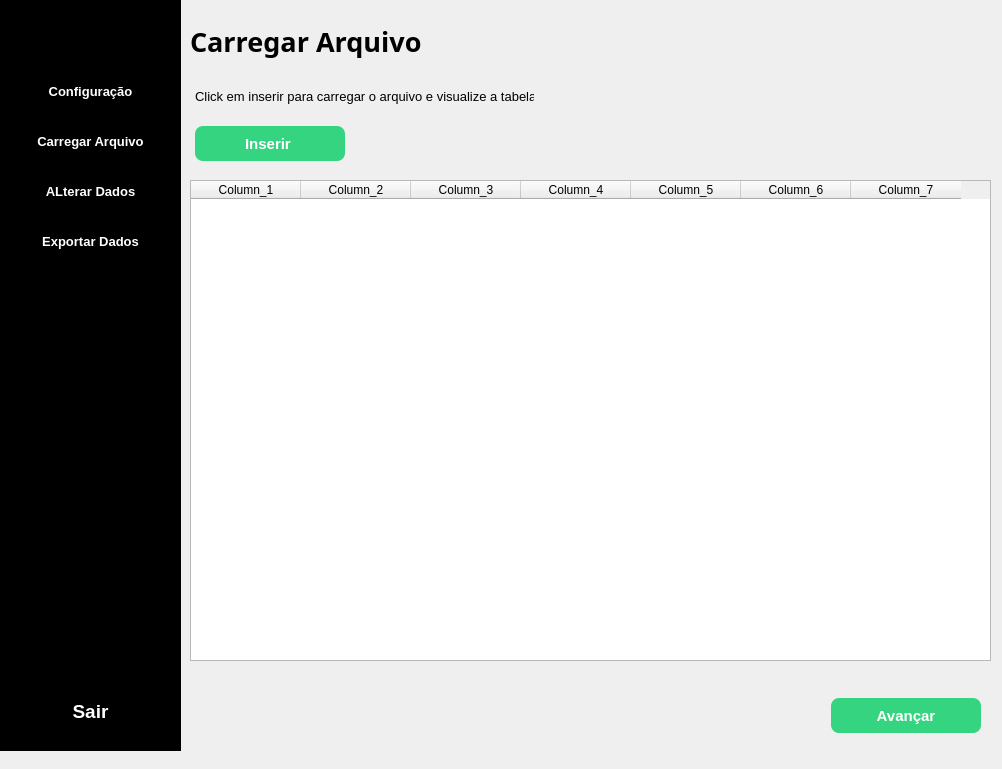
Above: ui_index_md.ui from WallissonBrito/integracao-contabil before the change. Below: the same form after it.
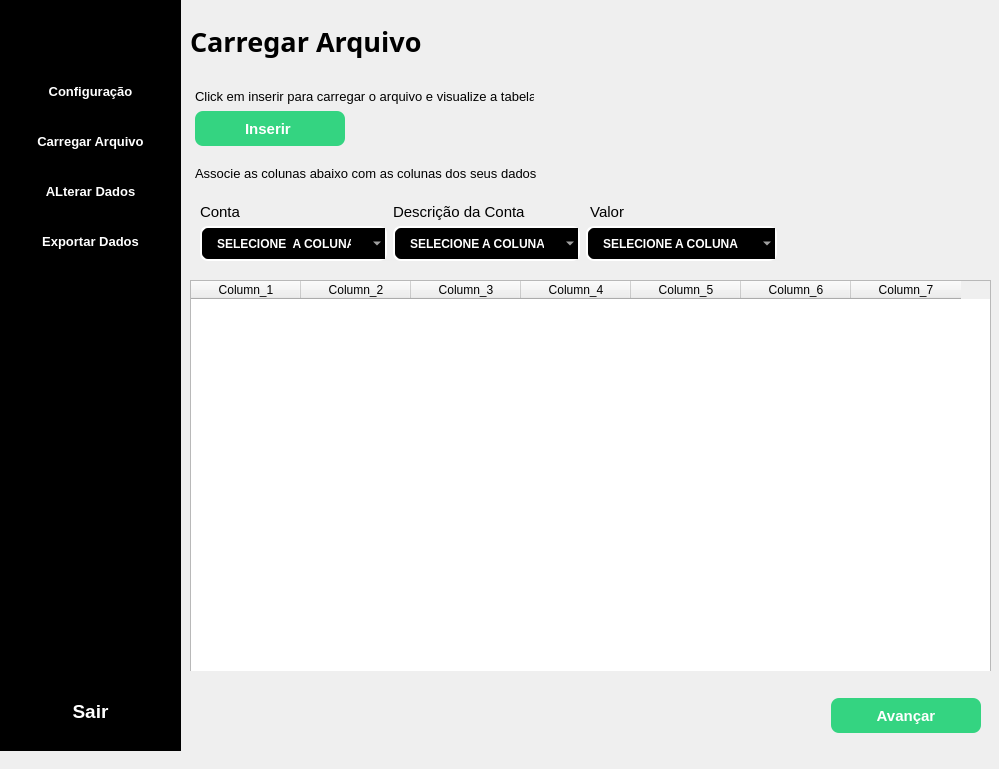
That is the form after the change. The open tabs and pages were chosen to show the change. Icons and pictures are not drawn.

```diff
--- a/ui_index_md.ui
+++ b/ui_index_md.ui
@@ -6,7 +6,7 @@
    <rect>
     <x>0</x>
     <y>0</y>
-    <width>1002</width>
+    <width>999</width>
     <height>769</height>
    </rect>
   </property>
@@ -1461,9 +1461,9 @@
        <property name="geometry">
         <rect>
          <x>0</x>
-         <y>170</y>
+         <y>270</y>
          <width>801</width>
-         <height>481</height>
+         <height>391</height>
         </rect>
        </property>
        <property name="styleSheet">
@@ -1475,7 +1475,7 @@
           <x>0</x>
           <y>0</y>
           <width>801</width>
-          <height>481</height>
+          <height>431</height>
          </rect>
         </property>
         <attribute name="horizontalHeaderMinimumSectionSize">
@@ -1527,24 +1527,281 @@
          <x>0</x>
          <y>70</y>
          <width>801</width>
-         <height>91</height>
+         <height>221</height>
         </rect>
        </property>
        <property name="styleSheet">
         <string notr="true"/>
        </property>
+       <widget class="QWidget" name="layoutWidget_8">
+        <property name="geometry">
+         <rect>
+          <x>0</x>
+          <y>80</y>
+          <width>801</width>
+          <height>111</height>
+         </rect>
+        </property>
+        <layout class="QVBoxLayout" name="verticalLayout_4">
+         <property name="leftMargin">
+          <number>5</number>
+         </property>
+         <item>
+          <widget class="QLabel" name="label_3">
+           <property name="font">
+            <font>
+             <pointsize>10</pointsize>
+            </font>
+           </property>
+           <property name="text">
+            <string>Associe as colunas abaixo com as colunas dos seus dados</string>
+           </property>
+          </widget>
+         </item>
+         <item>
+          <layout class="QHBoxLayout" name="horizontalLayout_7">
+           <property name="spacing">
+            <number>6</number>
+           </property>
+           <property name="leftMargin">
+            <number>5</number>
+           </property>
+           <property name="topMargin">
+            <number>10</number>
+           </property>
+           <property name="rightMargin">
+            <number>0</number>
+           </property>
+           <property name="bottomMargin">
+            <number>10</number>
+           </property>
+           <item>
+            <layout class="QVBoxLayout" name="verticalLayout_8">
+             <item>
+              <widget class="QLabel" name="label_select_account_2">
+               <property name="minimumSize">
+                <size>
+                 <width>187</width>
+                 <height>17</height>
+                </size>
+               </property>
+               <property name="maximumSize">
+                <size>
+                 <width>187</width>
+                 <height>17</height>
+                </size>
+               </property>
+               <property name="font">
+                <font>
+                 <family>Arial</family>
+                 <pointsize>11</pointsize>
+                </font>
+               </property>
+               <property name="styleSheet">
+                <string notr="true">color: rgb(0, 0, 0);</string>
+               </property>
+               <property name="text">
+                <string>Conta</string>
+               </property>
+              </widget>
+             </item>
+             <item>
+              <widget class="QComboBox" name="comboBox_select_account_2">
+               <property name="minimumSize">
+                <size>
+                 <width>187</width>
+                 <height>35</height>
+                </size>
+               </property>
+               <property name="maximumSize">
+                <size>
+                 <width>187</width>
+                 <height>35</height>
+                </size>
+               </property>
+               <property name="styleSheet">
+                <string notr="true">QComboBox{
+	border:2px solid white;
+	border-radius: 8px;
+	padding:1px 18px 1px 3px;
+	background-color:black;
+	color:white;
+	height: 35px;
+	padding-left: 15px;
+	font-weight:bold;
+	selection-background-color:#2980B9;
+}</string>
+               </property>
+               <item>
+                <property name="text">
+                 <string>SELECIONE  A COLUNA</string>
+                </property>
+               </item>
+              </widget>
+             </item>
+            </layout>
+           </item>
+           <item>
+            <layout class="QVBoxLayout" name="verticalLayout_11">
+             <item>
+              <widget class="QLabel" name="label_select_desc_account_2">
+               <property name="minimumSize">
+                <size>
+                 <width>0</width>
+                 <height>17</height>
+                </size>
+               </property>
+               <property name="maximumSize">
+                <size>
+                 <width>16777215</width>
+                 <height>17</height>
+                </size>
+               </property>
+               <property name="font">
+                <font>
+                 <family>Arial</family>
+                 <pointsize>11</pointsize>
+                </font>
+               </property>
+               <property name="styleSheet">
+                <string notr="true">color: rgb(0, 0, 0);</string>
+               </property>
+               <property name="text">
+                <string>Descrição da Conta</string>
+               </property>
+              </widget>
+             </item>
+             <item>
+              <widget class="QComboBox" name="comboBox_select_desc_account_2">
+               <property name="minimumSize">
+                <size>
+                 <width>187</width>
+                 <height>35</height>
+                </size>
+               </property>
+               <property name="maximumSize">
+                <size>
+                 <width>187</width>
+                 <height>35</height>
+                </size>
+               </property>
+               <property name="styleSheet">
+                <string notr="true">QComboBox{
+	border:2px solid white;
+	border-radius: 8px;
+	padding:1px 18px 1px 3px;
+	background-color:black;
+	color:white;
+	height: 35px;
+	padding-left: 15px;
+	font-weight:bold;
+	selection-background-color:#2980B9;
+}</string>
+               </property>
+               <item>
+                <property name="text">
+                 <string>SELECIONE A COLUNA</string>
+                </property>
+               </item>
+              </widget>
+             </item>
+            </layout>
+           </item>
+           <item>
+            <layout class="QVBoxLayout" name="verticalLayout_9">
+             <item>
+              <widget class="QLabel" name="label_select_value_2">
+               <property name="minimumSize">
+                <size>
+                 <width>0</width>
+                 <height>17</height>
+                </size>
+               </property>
+               <property name="maximumSize">
+                <size>
+                 <width>16777215</width>
+                 <height>17</height>
+                </size>
+               </property>
+               <property name="font">
+                <font>
+                 <family>Arial</family>
+                 <pointsize>11</pointsize>
+                </font>
+               </property>
+               <property name="styleSheet">
+                <string notr="true">color: rgb(0, 0, 0);</string>
+               </property>
+               <property name="text">
+                <string> Valor</string>
+               </property>
+              </widget>
+             </item>
+             <item>
+              <widget class="QComboBox" name="comboBox_select_value_2">
+               <property name="minimumSize">
+                <size>
+                 <width>0</width>
+                 <height>35</height>
+                </size>
+               </property>
+               <property name="maximumSize">
+                <size>
+                 <width>16777215</width>
+                 <height>35</height>
+                </size>
+               </property>
+               <property name="styleSheet">
+                <string notr="true">QComboBox{
+	border:2px solid white;
+	border-radius: 8px;
+	padding:1px 18px 1px 3px;
+	background-color:black;
+	color:white;
+	height: 35px;
+	padding-left: 15px;
+	font-weight:bold;
+	selection-background-color:#2980B9;
+}</string>
+               </property>
+               <item>
+                <property name="text">
+                 <string>SELECIONE A COLUNA</string>
+                </property>
+               </item>
+              </widget>
+             </item>
+            </layout>
+           </item>
+           <item>
+            <spacer name="horizontalSpacer_6">
+             <property name="orientation">
+              <enum>Qt::Orientation::Horizontal</enum>
+             </property>
+             <property name="sizeHint" stdset="0">
+              <size>
+               <width>40</width>
+               <height>20</height>
+              </size>
+             </property>
+            </spacer>
+           </item>
+          </layout>
+         </item>
+        </layout>
+       </widget>
        <widget class="QWidget" name="">
         <property name="geometry">
          <rect>
           <x>0</x>
           <y>0</y>
           <width>344</width>
-          <height>81</height>
+          <height>76</height>
          </rect>
         </property>
         <layout class="QVBoxLayout" name="verticalLayout_3">
          <property name="spacing">
-          <number>20</number>
+          <number>6</number>
          </property>
          <property name="leftMargin">
           <number>5</number>
@@ -1552,6 +1809,9 @@
          <property name="topMargin">
           <number>7</number>
          </property>
+         <property name="bottomMargin">
+          <number>10</number>
+         </property>
          <item>
           <widget class="QLabel" name="upload_file_page_label">
            <property name="font">
```
Left out of the diff: 4 changed lines with no effect on the pictures.
